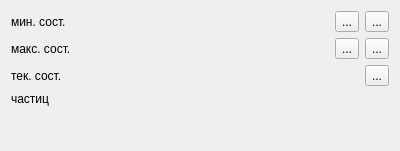
Above: systemproperties.ui from uyras/QtViewer before the change. Below: the same form after it.
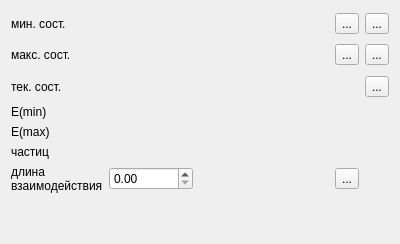
That is the form after the change. Icons and pictures are not drawn.

Commit message:
Окно свойств системы перенесено в главное окно
+небольшие изменения

The edit to the form file:
```diff
--- a/systemproperties.ui
+++ b/systemproperties.ui
@@ -7,9 +7,15 @@
     <x>0</x>
     <y>0</y>
     <width>400</width>
-    <height>151</height>
+    <height>244</height>
    </rect>
   </property>
+  <property name="sizePolicy">
+   <sizepolicy hsizetype="Preferred" vsizetype="Expanding">
+    <horstretch>0</horstretch>
+    <verstretch>0</verstretch>
+   </sizepolicy>
+  </property>
   <property name="maximumSize">
    <size>
     <width>400</width>
@@ -20,6 +26,35 @@
    <string>Свойства системы</string>
   </property>
   <layout class="QGridLayout" name="gridLayout">
+   <item row="6" column="1">
+    <widget class="QDoubleSpinBox" name="interactionRangeField">
+     <property name="sizePolicy">
+      <sizepolicy hsizetype="Fixed" vsizetype="Fixed">
+       <horstretch>0</horstretch>
+       <verstretch>0</verstretch>
+      </sizepolicy>
+     </property>
+     <property name="maximum">
+      <double>100000.000000000000000</double>
+     </property>
+     <property name="singleStep">
+      <double>0.500000000000000</double>
+     </property>
+    </widget>
+   </item>
+   <item row="6" column="2">
+    <widget class="QToolButton" name="interactionRangeSaveBtn">
+     <property name="text">
+      <string>...</string>
+     </property>
+     <property name="icon">
+      <iconset theme="document-save"/>
+     </property>
+     <property name="checkable">
+      <bool>false</bool>
+     </property>
+    </widget>
+   </item>
    <item row="0" column="0">
     <widget class="QLabel" name="label">
      <property name="text">
@@ -30,7 +65,7 @@
    <item row="0" column="1">
     <widget class="QLabel" name="minStateLbl">
      <property name="sizePolicy">
-      <sizepolicy hsizetype="MinimumExpanding" vsizetype="Preferred">
+      <sizepolicy hsizetype="MinimumExpanding" vsizetype="Expanding">
        <horstretch>0</horstretch>
        <verstretch>0</verstretch>
       </sizepolicy>
@@ -49,19 +84,6 @@
      </property>
     </widget>
    </item>
-   <item row="4" column="1">
-    <spacer name="verticalSpacer">
-     <property name="orientation">
-      <enum>Qt::Vertical</enum>
-     </property>
-     <property name="sizeHint" stdset="0">
-      <size>
-       <width>20</width>
-       <height>40</height>
-      </size>
-     </property>
-    </spacer>
-   </item>
    <item row="0" column="2">
     <widget class="QToolButton" name="minStateSaveBtn">
      <property name="text">
@@ -83,7 +105,7 @@
    <item row="1" column="1">
     <widget class="QLabel" name="maxStateLbl">
      <property name="sizePolicy">
-      <sizepolicy hsizetype="Expanding" vsizetype="Preferred">
+      <sizepolicy hsizetype="Expanding" vsizetype="Expanding">
        <horstretch>0</horstretch>
        <verstretch>0</verstretch>
       </sizepolicy>
@@ -102,7 +124,7 @@
    <item row="2" column="1">
     <widget class="QLabel" name="currentStateLbl">
      <property name="sizePolicy">
-      <sizepolicy hsizetype="Expanding" vsizetype="Preferred">
+      <sizepolicy hsizetype="Expanding" vsizetype="Expanding">
        <horstretch>0</horstretch>
        <verstretch>0</verstretch>
       </sizepolicy>
@@ -169,20 +191,68 @@
      </property>
     </widget>
    </item>
-   <item row="3" column="0">
+   <item row="5" column="0">
     <widget class="QLabel" name="label_2">
      <property name="text">
       <string>частиц</string>
      </property>
     </widget>
    </item>
-   <item row="3" column="1">
+   <item row="5" column="1">
     <widget class="QLabel" name="partsNumberLabel">
      <property name="text">
       <string/>
      </property>
     </widget>
    </item>
+   <item row="6" column="0">
+    <widget class="QLabel" name="label_4">
+     <property name="text">
+      <string>&lt;html&gt;&lt;head/&gt;&lt;body&gt;&lt;p&gt;длина&lt;br/&gt;взаимодействия&lt;/p&gt;&lt;/body&gt;&lt;/html&gt;</string>
+     </property>
+    </widget>
+   </item>
+   <item row="4" column="1">
+    <widget class="QLabel" name="eMaxLbl">
+     <property name="text">
+      <string/>
+     </property>
+    </widget>
+   </item>
+   <item row="3" column="1">
+    <widget class="QLabel" name="eMinLbl">
+     <property name="text">
+      <string/>
+     </property>
+    </widget>
+   </item>
+   <item row="4" column="0">
+    <widget class="QLabel" name="label_7">
+     <property name="text">
+      <string>E(max)</string>
+     </property>
+    </widget>
+   </item>
+   <item row="3" column="0">
+    <widget class="QLabel" name="label_6">
+     <property name="text">
+      <string>E(min)</string>
+     </property>
+    </widget>
+   </item>
+   <item row="7" column="1">
+    <spacer name="verticalSpacer">
+     <property name="orientation">
+      <enum>Qt::Vertical</enum>
+     </property>
+     <property name="sizeHint" stdset="0">
+      <size>
+       <width>20</width>
+       <height>40</height>
+      </size>
+     </property>
+    </spacer>
+   </item>
   </layout>
  </widget>
  <resources/>
```
The commit also changes 6 other files.
